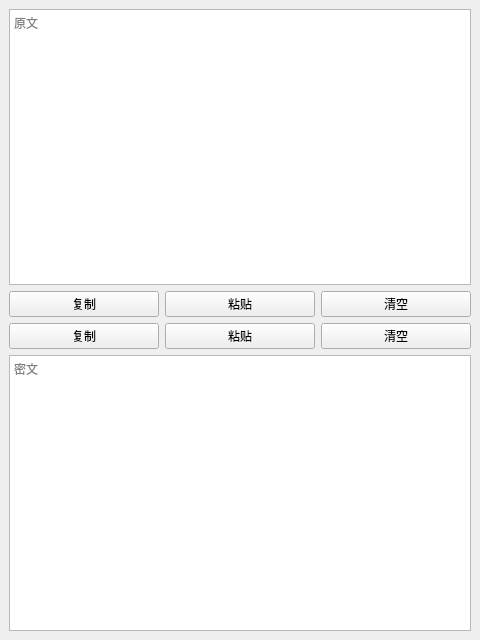
githubwcnm/githubwcnm.github.io, file mainwindow.ui: the form before one commit.
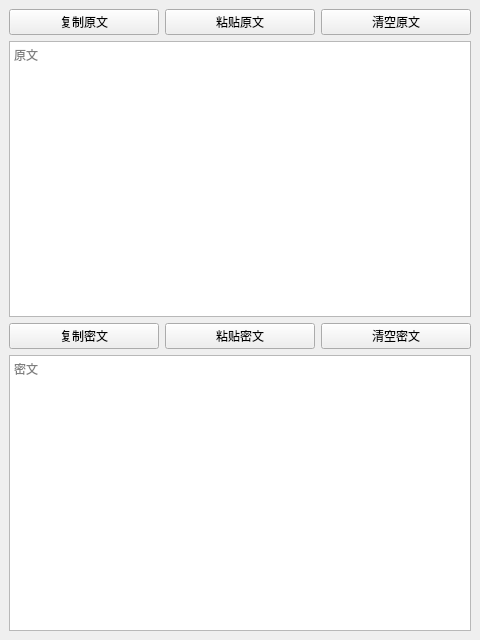
The form after the commit. Icons and pictures are not drawn.

Diff of the .ui file:
```diff
--- a/mainwindow.ui
+++ b/mainwindow.ui
@@ -19,58 +19,58 @@
   </property>
   <widget class="QWidget" name="centralwidget">
    <layout class="QVBoxLayout" name="verticalLayout">
-    <item>
-     <widget class="QPlainTextEdit" name="left">
-      <property name="placeholderText">
-       <string>原文</string>
-      </property>
-     </widget>
-    </item>
     <item>
      <layout class="QHBoxLayout" name="horizontalLayout">
       <item>
        <widget class="QPushButton" name="copyLeft">
         <property name="text">
-         <string>复制</string>
+         <string>复制原文</string>
         </property>
        </widget>
       </item>
       <item>
        <widget class="QPushButton" name="pasteLeft">
         <property name="text">
-         <string>粘贴</string>
+         <string>粘贴原文</string>
         </property>
        </widget>
       </item>
       <item>
        <widget class="QPushButton" name="clearLeft">
         <property name="text">
-         <string>清空</string>
+         <string>清空原文</string>
         </property>
        </widget>
       </item>
      </layout>
     </item>
+    <item>
+     <widget class="QPlainTextEdit" name="left">
+      <property name="placeholderText">
+       <string>原文</string>
+      </property>
+     </widget>
+    </item>
     <item>
      <layout class="QHBoxLayout" name="horizontalLayout_2">
       <item>
        <widget class="QPushButton" name="copyRight">
         <property name="text">
-         <string>复制</string>
+         <string>复制密文</string>
         </property>
        </widget>
       </item>
       <item>
        <widget class="QPushButton" name="pasteRight">
         <property name="text">
-         <string>粘贴</string>
+         <string>粘贴密文</string>
         </property>
        </widget>
       </item>
       <item>
        <widget class="QPushButton" name="clearRight">
         <property name="text">
-         <string>清空</string>
+         <string>清空密文</string>
         </property>
        </widget>
       </item>
```
